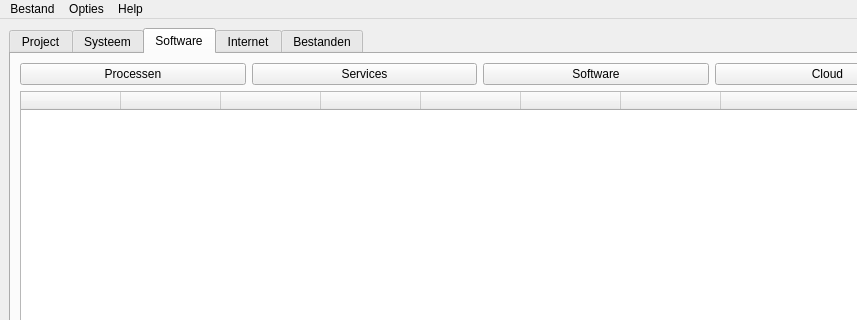
mitfry/IPFIT5_2015, file Source/Gui/gui_maken/interface_thram.ui: the form before one commit; both pictures show x 0 to 857 and y 0 to 320 of the 960 by 536 pixel window.
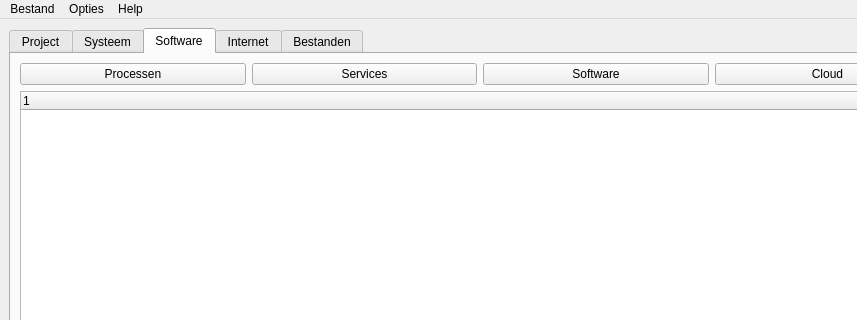
The form after the commit. The open tabs and pages were chosen to show the change. Icons and pictures are not drawn.

What changed in the file:
```diff
--- a/Source/Gui/gui_maken/interface_thram.ui
+++ b/Source/Gui/gui_maken/interface_thram.ui
@@ -433,42 +433,42 @@
           </property>
           <column>
            <property name="text">
-            <string> </string>
+            <string/>
            </property>
           </column>
           <column>
            <property name="text">
-            <string> </string>
+            <string/>
            </property>
           </column>
           <column>
            <property name="text">
-            <string> </string>
+            <string/>
            </property>
           </column>
           <column>
            <property name="text">
-            <string> </string>
+            <string/>
            </property>
           </column>
           <column>
            <property name="text">
-            <string> </string>
+            <string/>
            </property>
           </column>
           <column>
            <property name="text">
-            <string> </string>
+            <string/>
            </property>
           </column>
           <column>
            <property name="text">
-            <string> </string>
+            <string/>
            </property>
           </column>
           <column>
            <property name="text">
-            <string> </string>
+            <string/>
            </property>
           </column>
          </widget>
```
Left out of the diff: 5 changed lines with no effect on the pictures.
